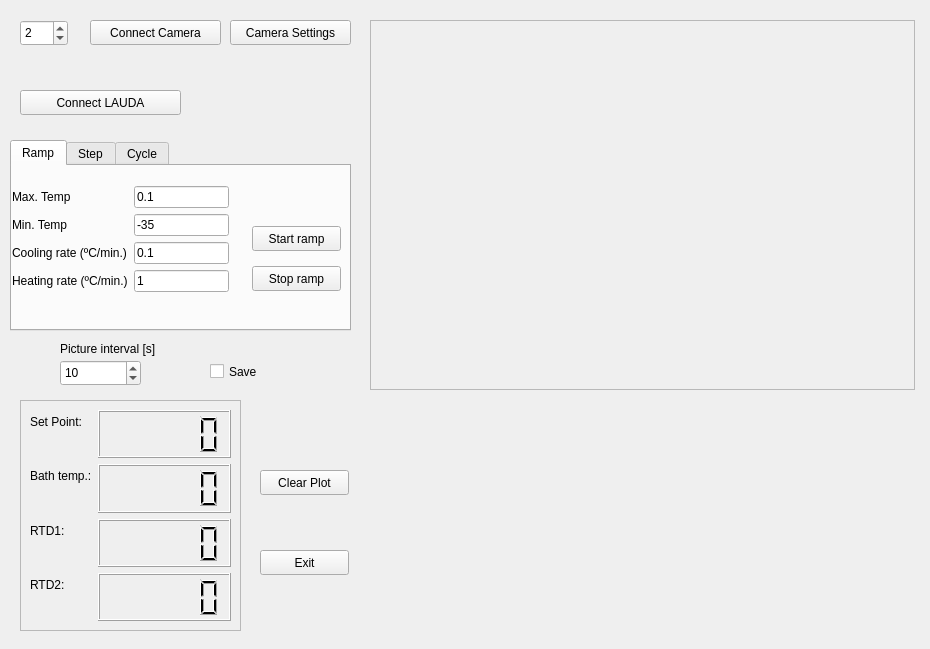
gfogwill/FrESH, file src/gui/experiment.ui: the form before one commit.
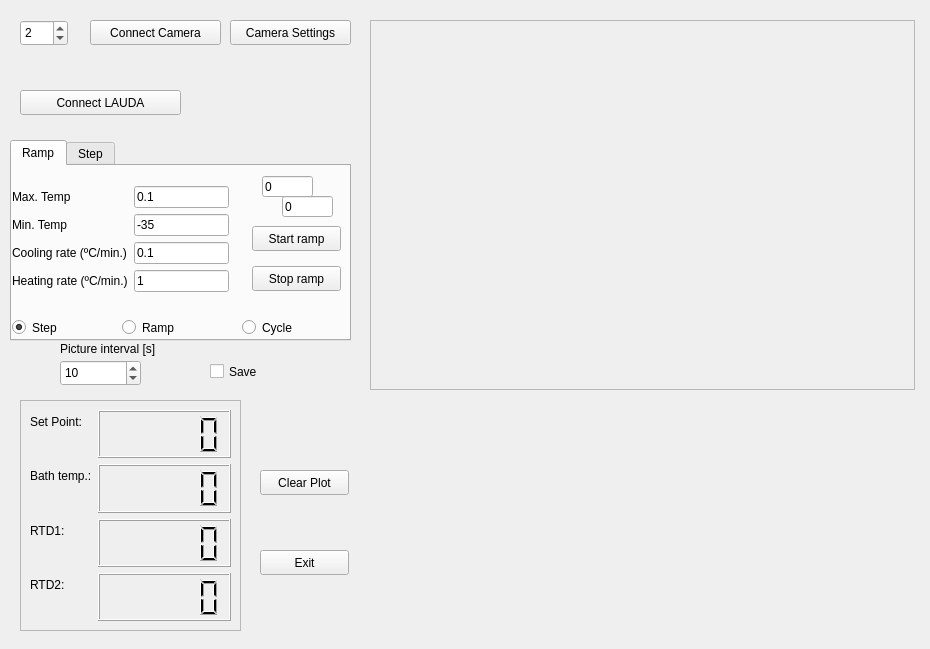
The form after the commit. Custom widgets are drawn as their Qt base class.

Commit message: chore: add temperature scan options

```diff
--- a/src/gui/experiment.ui
+++ b/src/gui/experiment.ui
@@ -303,7 +303,7 @@
       <x>10</x>
       <y>140</y>
       <width>341</width>
-      <height>191</height>
+      <height>201</height>
      </rect>
     </property>
     <property name="currentIndex">
@@ -407,6 +407,74 @@
        </item>
       </layout>
      </widget>
+     <widget class="QLineEdit" name="targetTemp">
+      <property name="geometry">
+       <rect>
+        <x>250</x>
+        <y>10</y>
+        <width>51</width>
+        <height>21</height>
+       </rect>
+      </property>
+      <property name="text">
+       <string>0</string>
+      </property>
+     </widget>
+     <widget class="QLineEdit" name="numCycles">
+      <property name="geometry">
+       <rect>
+        <x>270</x>
+        <y>30</y>
+        <width>51</width>
+        <height>21</height>
+       </rect>
+      </property>
+      <property name="text">
+       <string>0</string>
+      </property>
+     </widget>
+     <widget class="QRadioButton" name="radioStep">
+      <property name="geometry">
+       <rect>
+        <x>0</x>
+        <y>150</y>
+        <width>112</width>
+        <height>23</height>
+       </rect>
+      </property>
+      <property name="text">
+       <string>Step</string>
+      </property>
+      <property name="checked">
+       <bool>true</bool>
+      </property>
+     </widget>
+     <widget class="QRadioButton" name="radioGoToTemp">
+      <property name="geometry">
+       <rect>
+        <x>110</x>
+        <y>150</y>
+        <width>112</width>
+        <height>23</height>
+       </rect>
+      </property>
+      <property name="text">
+       <string>Ramp</string>
+      </property>
+     </widget>
+     <widget class="QRadioButton" name="radioMultipleCycles">
+      <property name="geometry">
+       <rect>
+        <x>230</x>
+        <y>150</y>
+        <width>112</width>
+        <height>23</height>
+       </rect>
+      </property>
+      <property name="text">
+       <string>Cycle</string>
+      </property>
+     </widget>
     </widget>
     <widget class="QWidget" name="tab">
      <attribute name="title">
@@ -425,24 +493,6 @@
        <string>Set temp.</string>
       </property>
      </widget>
-     <widget class="QLineEdit" name="temp_set">
-      <property name="geometry">
-       <rect>
-        <x>90</x>
-        <y>20</y>
-        <width>51</width>
-        <height>21</height>
-       </rect>
-      </property>
-      <property name="text">
-       <string>0</string>
-      </property>
-     </widget>
-    </widget>
-    <widget class="QWidget" name="tab_3">
-     <attribute name="title">
-      <string>Cycle</string>
-     </attribute>
     </widget>
    </widget>
    <zorder>frameVideo</zorder>
```
The commit also changes 2 other files.
